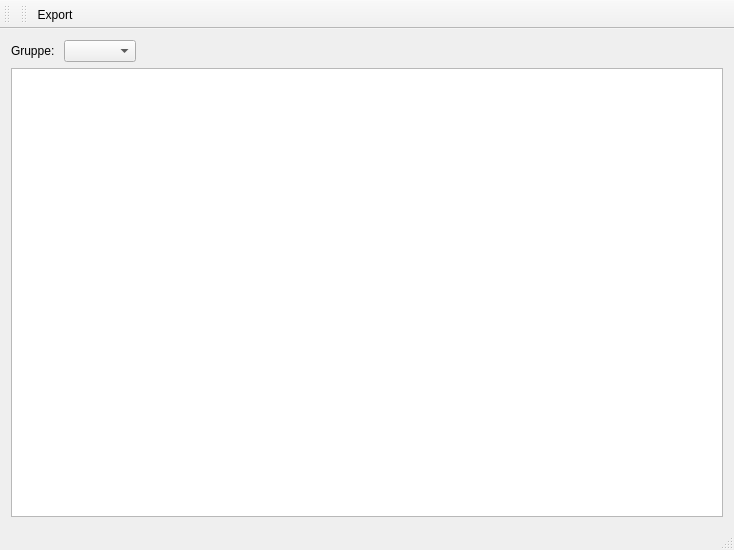
This is mainwindow.ui in jakobkogler/pk-tool as Qt 5 draws it before an edit. The edited form follows.
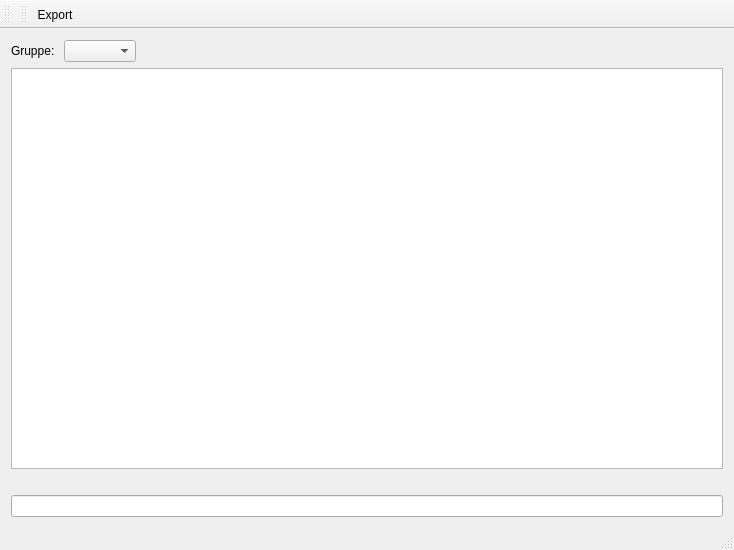
This is the edited form.

Commit message: Add command line

Diff of the .ui file:
```diff
--- a/mainwindow.ui
+++ b/mainwindow.ui
@@ -49,6 +49,16 @@
       </attribute>
      </widget>
     </item>
+    <item>
+     <widget class="QLabel" name="console_output">
+      <property name="text">
+       <string/>
+      </property>
+     </widget>
+    </item>
+    <item>
+     <widget class="QLineEdit" name="console"/>
+    </item>
    </layout>
   </widget>
   <widget class="QMenuBar" name="menuBar">
```
Left out of the diff: 9 changed lines with no effect on the pictures. The commit also changes 2 other files.
